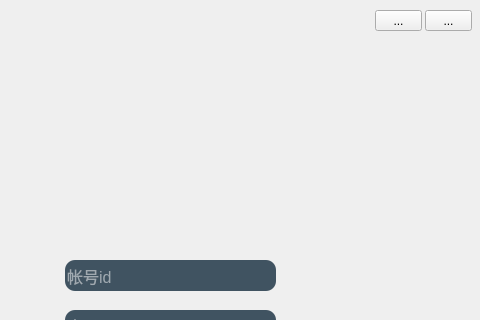
Qt form chat/logwindow.ui (Snowball-Di/cs2021_qt_chat) before a commit; both pictures show x 105 to 585 and y 0 to 320 of the 585 by 428 pixel window.
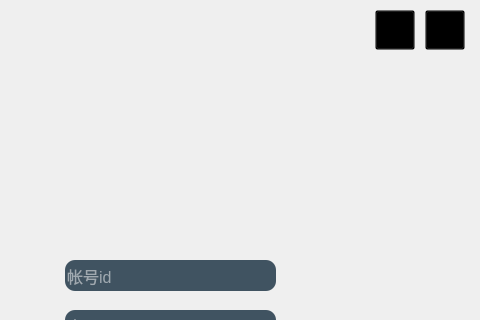
The same form after that commit. Icons and pictures are not drawn.

Patch:
```diff
--- a/chat/logwindow.ui
+++ b/chat/logwindow.ui
@@ -194,13 +194,26 @@
      <rect>
       <x>490</x>
       <y>20</y>
-      <width>47</width>
-      <height>21</height>
+      <width>40</width>
+      <height>40</height>
      </rect>
     </property>
+    <property name="styleSheet">
+     <string notr="true">background-color:transparent</string>
+    </property>
     <property name="text">
      <string>...</string>
     </property>
+    <property name="icon">
+     <iconset resource="source/icon.qrc">
+      <normaloff>:/icon/icon/icon_mini.png</normaloff>:/icon/icon/icon_mini.png</iconset>
+    </property>
+    <property name="iconSize">
+     <size>
+      <width>30</width>
+      <height>30</height>
+     </size>
+    </property>
     <property name="arrowType">
      <enum>Qt::NoArrow</enum>
     </property>
@@ -210,13 +223,26 @@
      <rect>
       <x>540</x>
       <y>20</y>
-      <width>47</width>
-      <height>21</height>
+      <width>40</width>
+      <height>40</height>
      </rect>
     </property>
+    <property name="styleSheet">
+     <string notr="true">background-color:transparent</string>
+    </property>
     <property name="text">
      <string>...</string>
     </property>
+    <property name="icon">
+     <iconset resource="source/icon.qrc">
+      <normaloff>:/icon/icon/icon_shutdown.png</normaloff>:/icon/icon/icon_shutdown.png</iconset>
+    </property>
+    <property name="iconSize">
+     <size>
+      <width>30</width>
+      <height>30</height>
+     </size>
+    </property>
    </widget>
    <widget class="QPushButton" name="newid">
     <property name="geometry">
```
Left out of the diff: 7 changed lines with no effect on the pictures.
